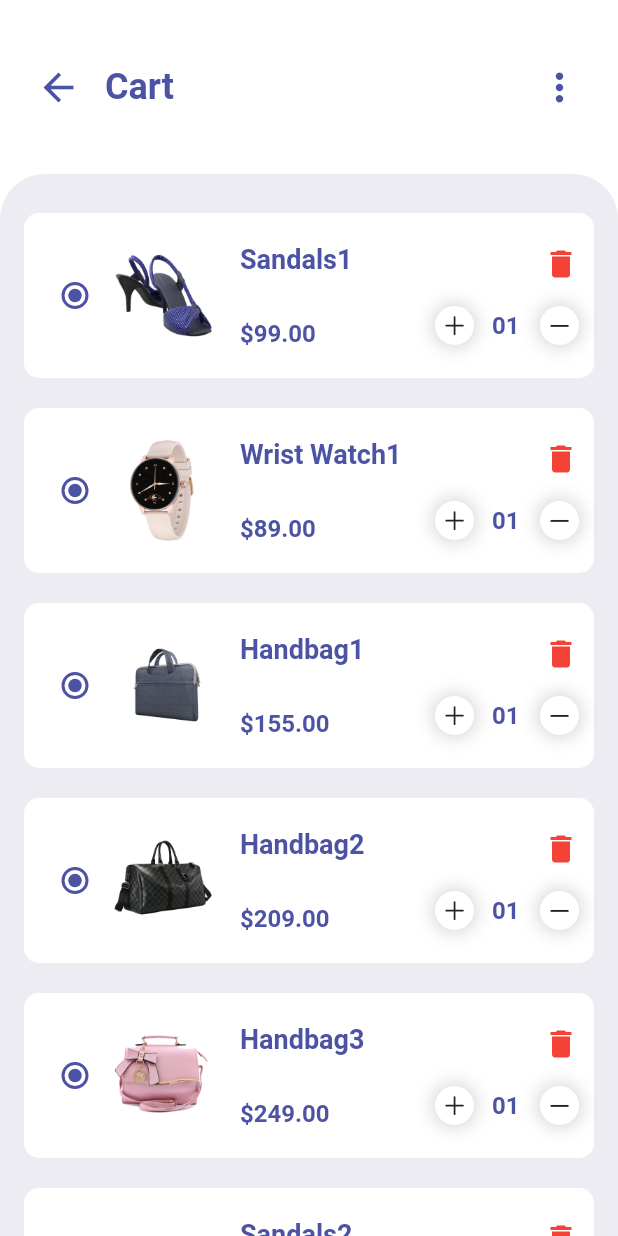
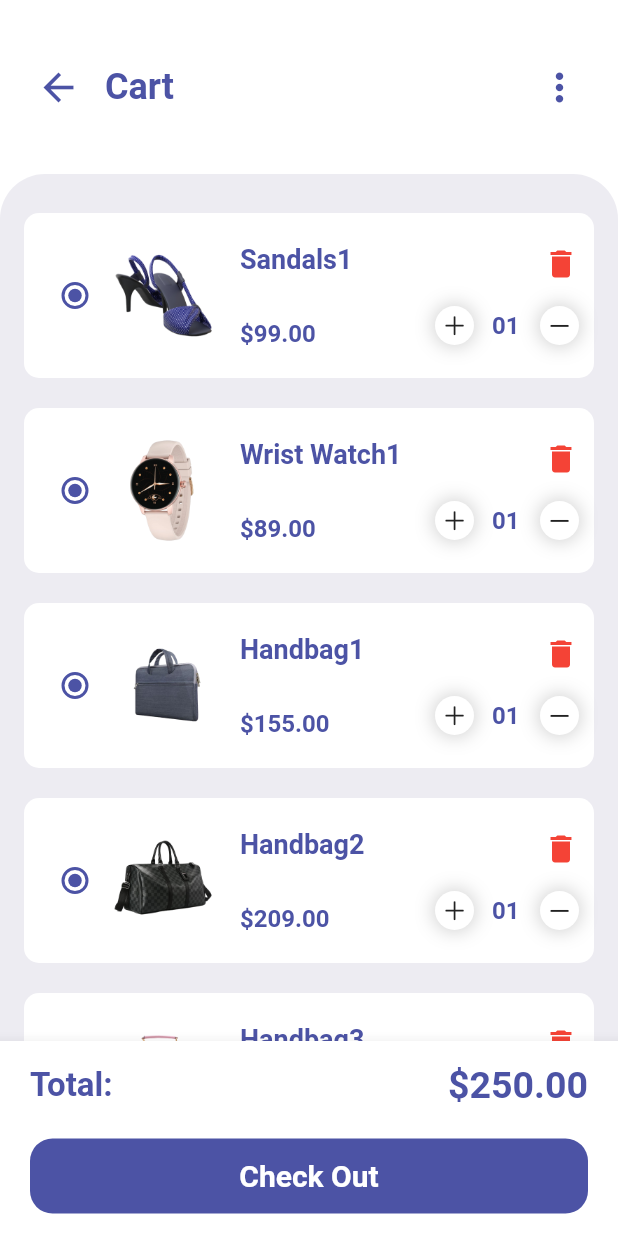
Before and after one commit to riqi3/ecommerce-app, a Flutter app: the CartScreen screen opened by its route, on a phone screen of 412 x 824 dp. Run offline on Flutter 3.47's test engine with Material 2 defaults, Android fonts, the phone set to English and light mode, and no system bars; our stand-ins replace badges, curved_navigation_bar; missing offline and left inert: clippy_flutter.

```diff
--- a/ecommerce_app/lib/main.dart
+++ b/ecommerce_app/lib/main.dart
@@ -2,6 +2,7 @@ import 'package:flutter/material.dart';
 
 import 'pages/CartScreen.dart';
 import 'pages/Homescreen.dart';
+import 'pages/ItemScreen.dart';
 
 
 void main() => runApp(EcommerceApp());
@@ -16,7 +17,8 @@ class EcommerceApp extends StatelessWidget{
       ),
       routes: {
         '/':(context) => HomeScreen(),
-        'cartPage':(context) => CartScreen()
+        'cartScreen':(context) => CartScreen(),
+        'itemScreen':(context) => ItemScreen(),
       },
     );
   }
--- a/ecommerce_app/lib/pages/CartScreen.dart
+++ b/ecommerce_app/lib/pages/CartScreen.dart
@@ -3,6 +3,7 @@ import 'package:flutter/material.dart';
 
 import '../data.dart';
 import '../widgets/CartAppBar.dart';
+import '../widgets/CartBottomNav.dart';
 import '../widgets/CartItem.dart';
 
 class CartScreen extends StatelessWidget {
@@ -14,9 +15,7 @@ class CartScreen extends StatelessWidget {
       body: ListView(
         children: [
           CartAppBar(),
-          SingleChildScrollView(
-            child: Container(
-              height: MediaQuery.of(context).size.height,
+          Container(
             padding: EdgeInsets.only(top: defaultPadding - 8),
             decoration: BoxDecoration(
               color: bgColor,
@@ -25,8 +24,9 @@ class CartScreen extends StatelessWidget {
                 topRight: Radius.circular(borderRadius),
               ),
             ),
-              child: SingleChildScrollView(
             child: Column(
+              children: [
+                Column(
                   children: List.generate(
                     products.length,
                     (index) => CartItem(
@@ -36,11 +36,41 @@ class CartScreen extends StatelessWidget {
                     ),
                   ),
                 ),
+                Container(
+                  padding: EdgeInsets.all(defaultPadding - 14),
+                  margin: EdgeInsets.symmetric(
+                      vertical: defaultMargin - 4, horizontal: defaultPadding),
+                  decoration: BoxDecoration(
+                    borderRadius: BorderRadius.circular(borderRadius / 3),
                   ),
+                  child: Row(
+                    children: [
+                      Container(
+                        decoration: BoxDecoration(
+                          color: mainColor,
+                          borderRadius: BorderRadius.circular(borderRadius / 3),
+                        ),
+                        child: Icon(
+                          Icons.add,
+                          color: Colors.white,
+                        ),
+                      ),
+                      Padding(
+                        padding: const EdgeInsets.symmetric(horizontal: (defaultPadding/2)-2),
+                        child: Text(
+                          'Add Coupon Code',
+                          style: TextStyle(color: mainColor, fontWeight: FontWeight.bold, fontSize: (fontSize/2)+4),
+                        ),
+                      )
+                    ],
                   ),
                 ),
               ],
             ),
+          ),
+        ],
+      ),
+      bottomNavigationBar: CartBottomNav(),
     );
   }
 }
--- /dev/null
+++ b/ecommerce_app/lib/widgets/CartBottomNav.dart
@@ -0,0 +1,51 @@
+import 'package:ecommerce_app/constants.dart';
+import 'package:flutter/material.dart';
+
+class CartBottomNav extends StatelessWidget {
+  const CartBottomNav({super.key});
+
+  @override
+  Widget build(BuildContext context) {
+    return BottomAppBar(
+      child: Container(
+        padding: EdgeInsets.symmetric(horizontal: 20, vertical: 15),
+        height: 130,
+        child: Column(
+          mainAxisAlignment: MainAxisAlignment.spaceBetween,
+          children: [
+            Row(
+              mainAxisAlignment: MainAxisAlignment.spaceBetween,
+              children: [
+                Text('Total:',
+                style: TextStyle(
+                  color: mainColor,
+                  fontSize: fontSize-2,
+                  fontWeight: FontWeight.bold,
+                ),
+                ),
+                Text('\$250.00', style: TextStyle(
+                  fontSize: fontSize+1,fontWeight: FontWeight.bold,
+                  color: mainColor,
+                ),),
+              ],
+            ),
+            Container(
+              alignment: Alignment.center,
+              height: 50,
+              width: double.infinity,
+              decoration: BoxDecoration(
+                color: mainColor,
+                borderRadius: BorderRadius.circular(borderRadius/2),
+              ),
+              child: Text('Check Out', style: TextStyle(
+                fontSize: (fontSize-4),
+                fontWeight: FontWeight.bold,
+                color: Colors.white,
+              ),),
+            ),
+          ],
+        ),
+      ),
+    );
+  }
+}
--- a/ecommerce_app/lib/widgets/HomeAppBar.dart
+++ b/ecommerce_app/lib/widgets/HomeAppBar.dart
@@ -41,7 +41,7 @@ class HomeAppBar extends StatelessWidget {
             ),
             child: InkWell(
               onTap: () {
-                Navigator.pushNamed(context, 'cartPage');
+                Navigator.pushNamed(context, 'cartScreen');
               },
               child: Icon(
                 Icons.shopping_bag_outlined,
--- a/ecommerce_app/lib/widgets/ProductGrid.dart
+++ b/ecommerce_app/lib/widgets/ProductGrid.dart
@@ -45,7 +45,9 @@ class ProductGrid extends StatelessWidget {
                 ],
               ),
               InkWell(
-                onTap: () {},
+                onTap: () {
+                  Navigator.pushNamed(context, 'itemScreen');
+                },
                 child: Container(
                   margin: EdgeInsets.all(defaultMargin - 6),
                   child: Image.asset(image),
--- a/ecommerce_app/pubspec.yaml
+++ b/ecommerce_app/pubspec.yaml
@@ -37,6 +37,7 @@ dependencies:
   cupertino_icons: ^1.0.2
   badges: ^3.0.2
   curved_navigation_bar: ^1.0.3
+  clippy_flutter: ^2.0.0-nullsafety.1
 
 dev_dependencies:
   flutter_test:
```
Also changed, not shown: ecommerce_app/lib/pages/ItemScreen.dart (added, +50 -0 lines), ecommerce_app/lib/widgets/ItemAppBar.dart (added, +36 -0 lines), ecommerce_app/pubspec.lock. Lines whose indentation alone changed are shown as unchanged.
